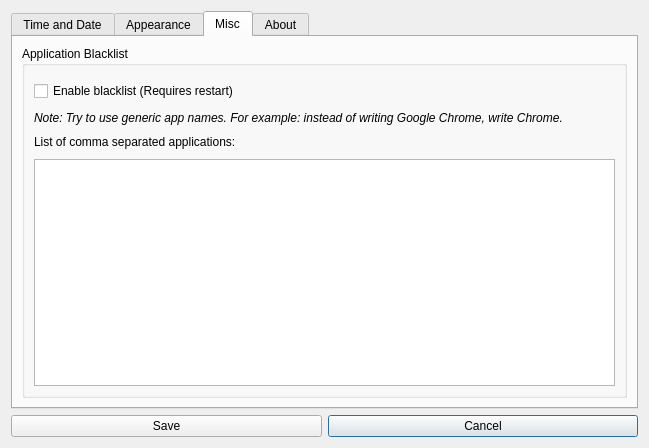
Before: the Qt Designer form src/settings_dialog.ui in kostoskistefan/hoverclock-qt, drawn with Qt 5.
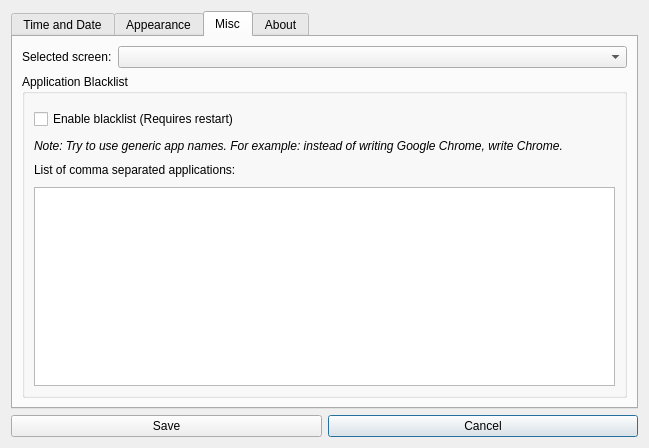
After: the same form once the commit is applied. The open tabs and pages were chosen to show the change.

```diff
--- a/src/settings_dialog.ui
+++ b/src/settings_dialog.ui
@@ -265,8 +265,15 @@
       <attribute name="title">
        <string>Misc</string>
       </attribute>
-      <layout class="QGridLayout" name="gridLayout_4">
+      <layout class="QFormLayout" name="formLayout_3">
        <item row="0" column="0">
+        <widget class="QLabel" name="selectedScreenLabel">
+         <property name="text">
+          <string>Selected screen:</string>
+         </property>
+        </widget>
+       </item>
+       <item row="1" column="0" colspan="2">
         <widget class="QGroupBox" name="groupBox">
          <property name="styleSheet">
           <string notr="true"/>
@@ -326,6 +333,9 @@
          </layout>
         </widget>
        </item>
+       <item row="0" column="1">
+        <widget class="QComboBox" name="selectedScreenComboBox"/>
+       </item>
       </layout>
      </widget>
      <widget class="QWidget" name="aboutTab">
```
Left out of the diff: 3 changed lines with no effect on the pictures.
